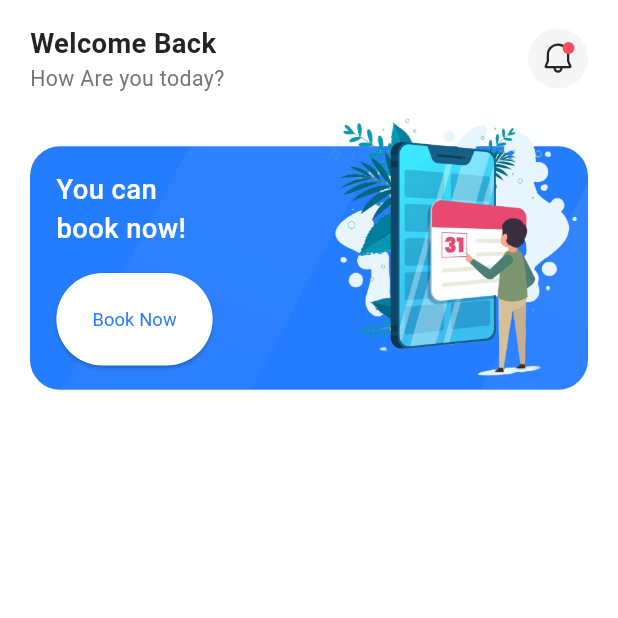
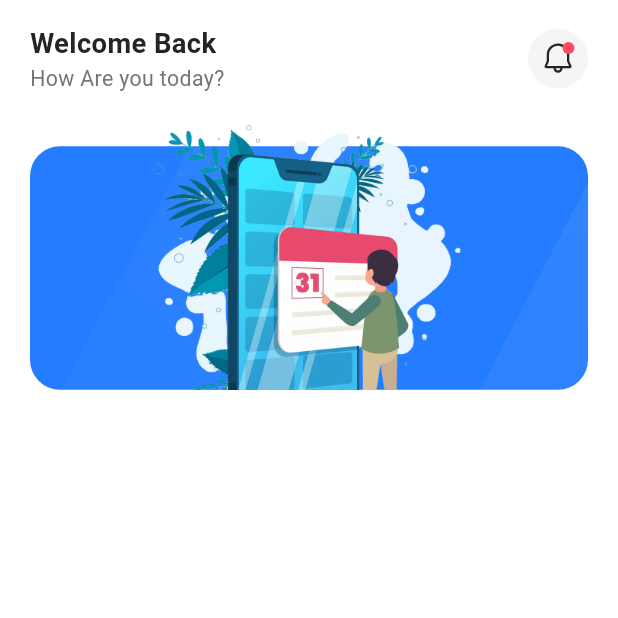
Before and after one commit to MusabALT/booking_app, a Flutter app: the HomeScreen screen opened by its route, on a phone screen of 412 x 824 dp, the top half of it. Run offline on Flutter 3.47's test engine with Material 3 defaults, Android fonts, the light colour scheme and no system bars; our stand-ins replace cloud_firestore, firebase_auth, firebase_core, firebase_storage, flutter_screenutil, flutter_svg and 2 more; accounts and stored records are empty; project files that could hold a hidden picture were left out.

Commit message:
some changes in the home screen for the admin home screen and user home screen in the UI part

```diff
--- a/lib/core/admin/admin_home_screen.dart
+++ b/lib/core/admin/admin_home_screen.dart
@@ -3,7 +3,6 @@ import 'package:booking_room/core/admin/blue_for_admin.dart';
 import 'package:booking_room/core/admin/request_screen.dart';
 import 'package:booking_room/core/helper/spacing.dart';
 import 'package:booking_room/core/widgets/app_text_button.dart';
-import 'package:booking_room/features/home/widgets/booking_blue_container.dart';
 import 'package:flutter/material.dart';
 
 class HomeScreenAdmin extends StatelessWidget {
--- a/lib/core/admin/blue_for_admin.dart
+++ b/lib/core/admin/blue_for_admin.dart
@@ -37,7 +37,8 @@ class adminBookingBlueContainer extends StatelessWidget {
           Positioned(
             right: -10,
             top: 0,
-            child: Image.asset('assets/images/home.png', height: 200.h),
+            child: Image.asset('assets/images/admin.png',
+                height: 400.h, width: 400),
           )
         ],
       ),
--- a/lib/features/home/widgets/booking_blue_container.dart
+++ b/lib/features/home/widgets/booking_blue_container.dart
@@ -27,30 +27,21 @@ class BookingBlueContainer extends StatelessWidget {
             child: Column(
               crossAxisAlignment: CrossAxisAlignment.start,
               children: [
-                Text('You can\nbook now!',
+                Text(' ',
                     style: TextStyles.font18WhiteMedium,
                     textAlign: TextAlign.start),
                 verticalSpace(16),
-                Expanded(
-                  child: ElevatedButton(
-                    onPressed: () {},
-                    style: ElevatedButton.styleFrom(
-                      backgroundColor: Colors.white,
-                      shape: RoundedRectangleBorder(
-                        borderRadius: BorderRadius.circular(48.0),
-                      ),
-                    ),
-                    child:
-                        Text('Book Now', style: TextStyles.font12BlueRegular),
-                  ),
-                )
               ],
             ),
           ),
           Positioned(
             right: -10,
             top: 0,
-            child: Image.asset('assets/images/home.png', height: 200.h),
+            child: Image.asset(
+              'assets/images/home.png',
+              height: 250.h,
+              width: 400,
+            ),
           )
         ],
       ),
```
Also changed, not shown: assets/images/admin.png (added).
